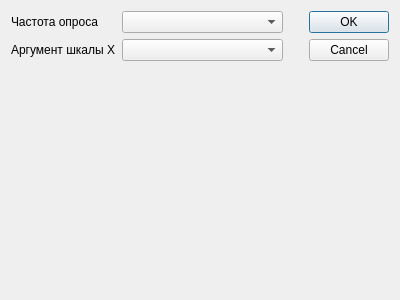
First picture: the form in settingsdlg.ui, repository voytoff/ACDAnalizerQt, before the edit.
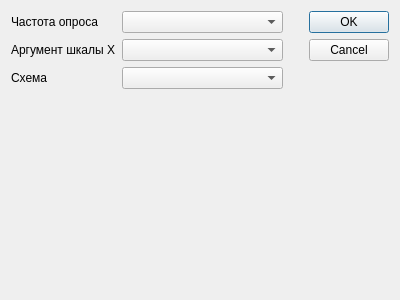
Second picture: the form after the edit.

```diff
--- a/settingsdlg.ui
+++ b/settingsdlg.ui
@@ -39,6 +39,16 @@
      <item row="1" column="1">
       <widget class="QComboBox" name="axisXType"/>
      </item>
+     <item row="2" column="0">
+      <widget class="QLabel" name="label">
+       <property name="text">
+        <string>Схема</string>
+       </property>
+      </widget>
+     </item>
+     <item row="2" column="1">
+      <widget class="QComboBox" name="colorScheme"/>
+     </item>
     </layout>
    </item>
    <item>
```
